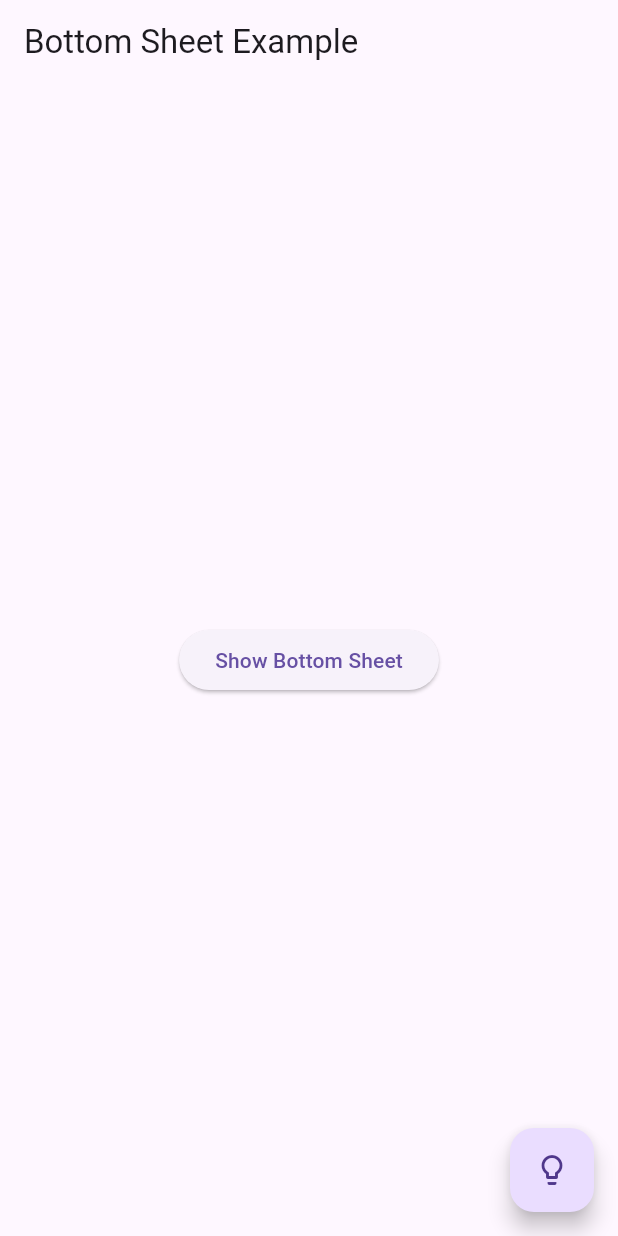
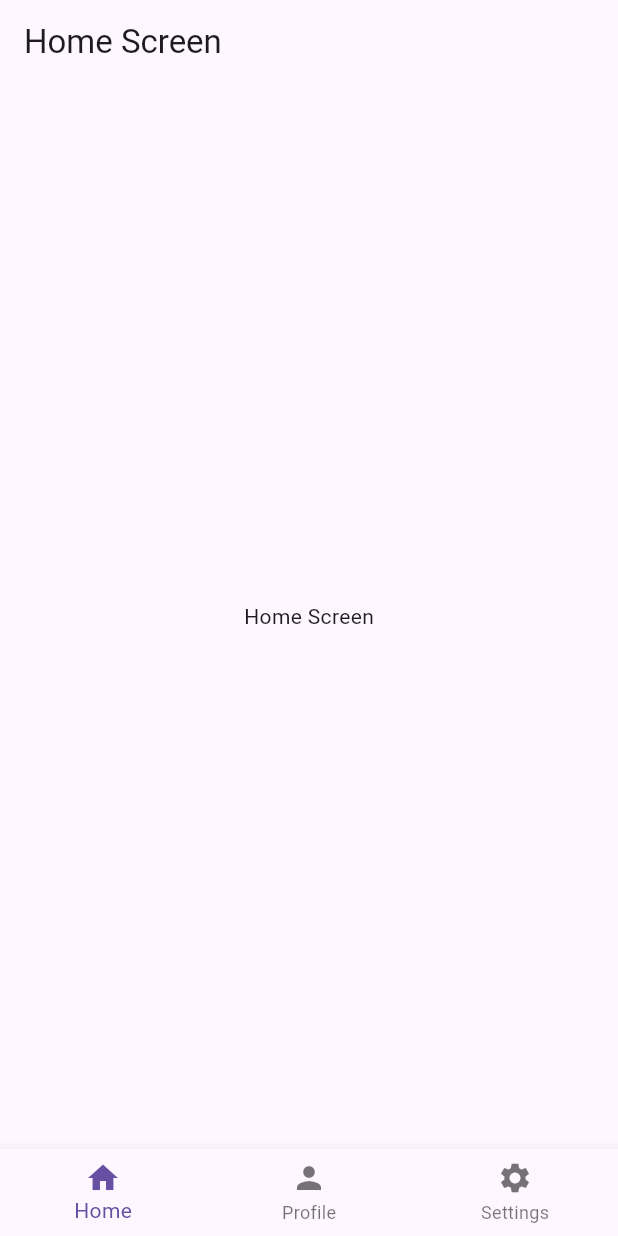
Before and after one commit to mrZAIN-ALI/Practice-Of-GetX, a Flutter app: the screen it shows after launch, on a phone screen of 412 x 824 dp. Run offline on Flutter 3.47's test engine with Material 3 defaults, Android fonts, the light colour scheme and no system bars; our stand-ins replace get.

Commit message:
route naigation

```diff
--- a/lib/main.dart
+++ b/lib/main.dart
@@ -1,3 +1,4 @@
+// main.dart
 import 'package:flutter/material.dart';
 import 'package:get/get.dart';
 
@@ -5,76 +6,98 @@ void main() {
   runApp(MyApp());
 }
 
-class MyApp extends StatelessWidget {
+class AppController extends GetxController {
+  var currentIndex = 0.obs;
+
+  void changePage(int index) {
+    currentIndex.value = index;
+  }
+}
+
+class HomeScreen extends StatelessWidget {
   @override
   Widget build(BuildContext context) {
-    return GetMaterialApp(
-      title: 'Getx Bottom Sheet and Dynamic Theme',
-      theme: ThemeData.light(),
-      darkTheme: ThemeData.dark(),
-      themeMode: ThemeService().theme.value,
-      home: HomePage(),
+    return Scaffold(
+      appBar: AppBar(
+        title: Text('Home Screen'),
+      ),
+      body: Center(
+        child: Text('Home Screen'),
+      ),
     );
   }
 }
 
-class HomePage extends StatelessWidget {
+class ProfileScreen extends StatelessWidget {
   @override
   Widget build(BuildContext context) {
     return Scaffold(
       appBar: AppBar(
-        title: Text('Bottom Sheet Example'),
+        title: Text('Profile Screen'),
       ),
       body: Center(
-        child: ElevatedButton(
-          onPressed: () {
-            Get.bottomSheet(
-              Container(
-                height: 200.0,
-                child: Column(
-                  mainAxisAlignment: MainAxisAlignment.center,
-                  children: <Widget>[
-                    Text('Bottom Sheet Content'),
-                    SizedBox(height: 20),
-                    ElevatedButton(
-                      onPressed: () {
-                        Get.back();
-                      },
-                      child: Text('Close'),
-                    ),
-                  ],
-                ),
-              ),
-            );
-          },
-          child: Text('Show Bottom Sheet'),
-        ),
-      ),
-      floatingActionButton: FloatingActionButton(
-        onPressed: () {
-          ThemeService().toggleTheme();
-        },
-        child: Icon(Icons.lightbulb_outline),
+        child: Text('Profile Screen'),
       ),
     );
   }
 }
-//class to manage theme of app
-// class ThemeService extends GetxController {
 
-//   var theme = ThemeMode.system.obs;
+class SettingsScreen extends StatelessWidget {
+  @override
+  Widget build(BuildContext context) {
+    return Scaffold(
+      appBar: AppBar(
+        title: Text('Settings Screen'),
+      ),
+      body: Center(
+        child: Text('Settings Screen'),
+      ),
+    );
+  }
+}
 
-//   void toggleTheme() {
-//     if (theme.value == ThemeMode.light) {
-//       theme.value = ThemeMode.dark;
-//     } else if (theme.value == ThemeMode.dark) {
-//       theme.value = ThemeMode.system;
-//     } else {
-//       theme.value = ThemeMode.light;
-//     }
+class MyApp extends StatelessWidget {
+  final AppController appController = Get.put(AppController());
 
-//     Get.changeThemeMode(theme.value);
-//     update();
-//     print(theme.value);
-//   }
-// }
+  @override
+  Widget build(BuildContext context) {
+    return MaterialApp(
+      title: 'Flutter GetX Navigation',
+      theme: ThemeData(
+        primarySwatch: Colors.blue,
+      ),
+      home: Scaffold(
+        body: Obx(() {
+          switch (appController.currentIndex.value) {
+            case 0:
+              return HomeScreen();
+            case 1:
+              return ProfileScreen();
+            case 2:
+              return SettingsScreen();
+            default:
+              return HomeScreen();
+          }
+        }),
+        bottomNavigationBar: BottomNavigationBar(
+          currentIndex: appController.currentIndex.value,
+          onTap: appController.changePage,
+          items: [
+            BottomNavigationBarItem(
+              icon: Icon(Icons.home),
+              label: 'Home',
+            ),
+            BottomNavigationBarItem(
+              icon: Icon(Icons.person),
+              label: 'Profile',
+            ),
+            BottomNavigationBarItem(
+              icon: Icon(Icons.settings),
+              label: 'Settings',
+            ),
+          ],
+        ),
+      ),
+    );
+  }
+}
```
Also changed, not shown: lib/m.dart (added, +80 -0 lines).
